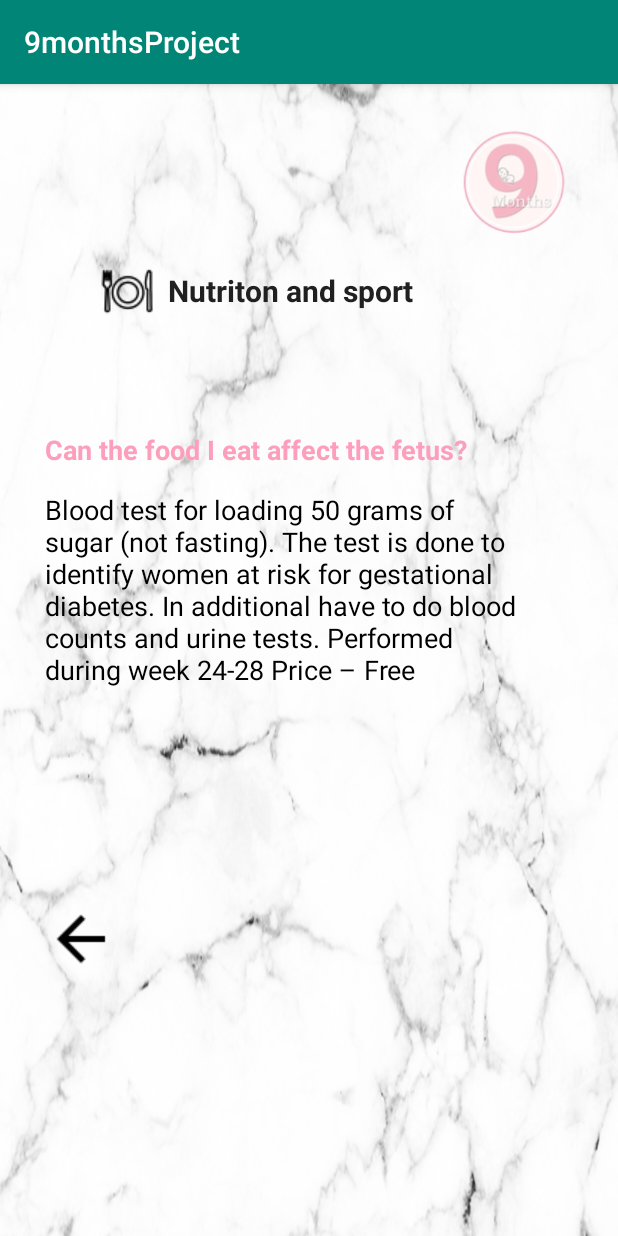
After one commit to 9monthtsApp/9monthapp, an Android app: the notritonAndSportQA screen opened directly, with no data from a screen before it, on a phone screen of 412 x 824 dp. The commit adds this screen. Run offline under Robolectric (Android 15) with nearby library versions, the phone set to English and light mode, and no system bars.

Commit message:
qa - 7/12

```diff
--- a/app/build.gradle
+++ b/app/build.gradle
@@ -6,7 +6,7 @@ android {
     buildToolsVersion "29.0.2"
     defaultConfig {
         applicationId "com.first.a9monthsproject"
-        minSdkVersion 28
+        minSdkVersion 21
         targetSdkVersion 28
         versionCode 1
         versionName "1.0"
--- a/app/src/main/AndroidManifest.xml
+++ b/app/src/main/AndroidManifest.xml
@@ -9,7 +9,9 @@
         android:roundIcon="@mipmap/ic_launcher_round"
         android:supportsRtl="true"
         android:theme="@style/AppTheme">
-        <activity android:name=".vaccinationArticle3"></activity>
+        <activity android:name=".notritonAndSportQA"></activity>
+        <activity android:name=".nutritionAndSportQA" />
+        <activity android:name=".vaccinationArticle3" />
         <activity android:name=".vaccinationArticle2" />
         <activity android:name=".vaccinationArticle1" />
         <activity android:name=".vaccinationsArticles" />
--- /dev/null
+++ b/app/src/main/java/com/first/a9monthsproject/notritonAndSportQA.java
@@ -0,0 +1,14 @@
+package com.first.a9monthsproject;
+
+import androidx.appcompat.app.AppCompatActivity;
+
+import android.os.Bundle;
+
+public class notritonAndSportQA extends AppCompatActivity {
+
+    @Override
+    protected void onCreate(Bundle savedInstanceState) {
+        super.onCreate(savedInstanceState);
+        setContentView(R.layout.activity_notriton_and_sport_q);
+    }
+}
--- a/app/src/main/res/layout/activity_articles.xml
+++ b/app/src/main/res/layout/activity_articles.xml
@@ -84,7 +84,7 @@
             android:layout_marginHorizontal="100px"
             android:layout_marginTop="120dp"
             android:background="#80FFE4F1"
-            android:drawableStart="@drawable/germ"
+            android:drawableStart="@drawable/vaccinationlogo"
             android:hint="Vaccinations "
             android:textColorHint="#FFFFFF"
             android:textSize="20dp"
--- /dev/null
+++ b/app/src/main/res/layout/activity_notriton_and_sport_q.xml
@@ -0,0 +1,117 @@
+<?xml version="1.0" encoding="utf-8"?>
+<LinearLayout xmlns:android="http://schemas.android.com/apk/res/android"
+    xmlns:ads="http://schemas.android.com/apk/res-auto"
+    xmlns:app="http://schemas.android.com/apk/res-auto"
+    xmlns:tools="http://schemas.android.com/tools"
+    android:layout_width="match_parent"
+    android:layout_height="match_parent"
+    android:background="@drawable/marbel"
+    android:orientation="vertical"
+    tools:context=".MainActivity">
+
+
+    <ImageView
+        android:id="@+id/Image_Logo"
+        android:layout_width="140dp"
+        android:layout_height="70dp"
+        android:layout_gravity="right|top"
+        android:layout_marginTop="30dp"
+        android:background="#00000000"
+        android:shadowColor="#D2F8EF"
+        app:srcCompat="@drawable/mini_logo" />
+
+    <EditText
+        android:id="@+id/tilePage"
+        android:layout_width="280dp"
+        android:layout_height="wrap_content"
+        android:layout_gravity="left"
+        android:layout_marginHorizontal="100px"
+        android:layout_marginTop="20dp"
+        android:background="#00000000"
+        android:drawableStart="@drawable/nutritondnddiet"
+        android:hint="  Nutriton and sport"
+        android:inputType="text"
+        android:shadowColor="#D2F8EF"
+        android:textColorHighlight="#FFEBCD"
+        android:textColorHint="#202020"
+        android:textSize="20dp"
+        android:textStyle="bold" />
+
+    <ScrollView
+        android:id="@+id/ScrollView01"
+        android:layout_width="match_parent"
+        android:layout_height="match_parent">
+
+
+        <RelativeLayout
+            android:id="@+id/RelativeLayout01"
+            android:layout_width="fill_parent"
+            android:layout_height="fill_parent" >
+
+
+            <LinearLayout
+                android:id="@+id/LinearLayout01"
+                android:layout_width="fill_parent"
+                android:layout_height="fill_parent"
+                android:layout_alignParentEnd="true"
+                android:layout_marginEnd="0dp"
+                android:orientation="vertical">
+
+
+
+    <FrameLayout
+        android:layout_width="match_parent"
+        android:layout_marginTop="40dp"
+        android:layout_height="match_parent">
+
+        <TextView
+            android:id="@+id/title1"
+            android:layout_width="348dp"
+            android:layout_height="27dp"
+            android:layout_gravity="left"
+            android:layout_marginTop="30sp"
+            android:layout_weight="1"
+            android:paddingLeft="30dp"
+            android:paddingTop="5dp"
+            android:text="Can the food I eat affect the fetus?"
+            android:textColor="#fd9ebd"
+            android:textSize="18dp"
+            android:textStyle="bold"></TextView>
+
+        <TextView
+            android:id="@+id/part1"
+            android:layout_width="348dp"
+            android:layout_height="145dp"
+            android:layout_gravity="left"
+            android:layout_marginTop="70sp"
+            android:layout_weight="1"
+            android:paddingLeft="30dp"
+            android:paddingTop="5dp"
+            android:textColor="#000000"
+            android:textSize="18dp"
+            android:text="Blood test for loading 50 grams of sugar (not fasting).
+The test is done to identify women at risk for gestational diabetes.
+In additional have to do blood counts and urine tests.
+Performed during week 24-28
+Price – Free"/>
+
+
+
+        <ImageButton
+            android:id="@+id/go_back"
+            android:layout_width="wrap_content"
+            android:layout_height="wrap_content"
+            android:layout_marginTop="350dp"
+            android:paddingLeft="30dp"
+            android:background="#00000000"
+            ads:srcCompat="@drawable/goback" />
+
+
+    </FrameLayout>
+
+            </LinearLayout>
+        </RelativeLayout>
+    </ScrollView>
+
+
+</LinearLayout>
--- a/app/src/main/res/layout/activity_personal_area.xml
+++ b/app/src/main/res/layout/activity_personal_area.xml
@@ -80,7 +80,7 @@
             android:textStyle="bold" />
 
         <Button
-            android:id="@+id/Changepassword"
+            android:id="@+id/photoAlbum"
             android:layout_width="300dp"
             android:layout_height="80dp"
             android:layout_gravity="center_horizontal"
@@ -88,7 +88,7 @@
             android:background="#706AE6BD"
             android:drawableStart="@drawable/password2"
             android:textColorHint="#FFFFFF"
-            android:hint="Change password"
+            android:hint="My photo album"
             android:layout_marginTop="220dp"
             android:textSize="20dp"
             android:textStyle="bold" />
```
Also changed, not shown: app/src/main/java/com/first/a9monthsproject/registeration.java (+2 -6 lines), app/src/main/res/layout/activity_questions_answers.xml (+28 -14 lines), app/src/main/res/layout/activity_registeration.xml (+1 -12 lines).
